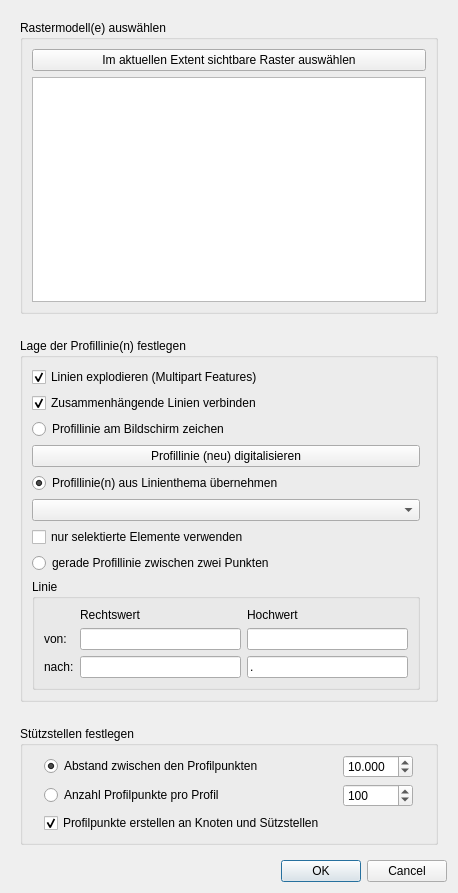
First picture: the form in VoGISProfilToolMain/ui/ui_vogisprofiltoolmain.ui, repository BergWerkGIS/VoGIS-Profil-Tool, before the edit.
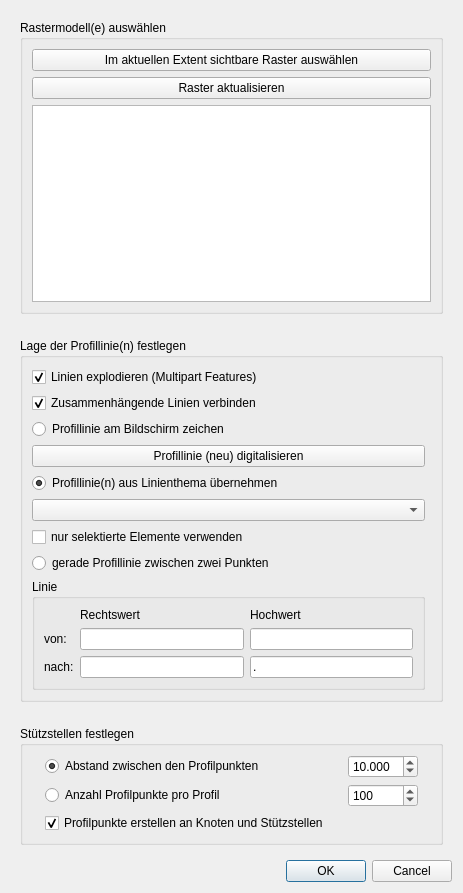
Second picture: the form after the edit.

The edit to the form file:
```diff
--- a/VoGISProfilToolMain/ui/ui_vogisprofiltoolmain.ui
+++ b/VoGISProfilToolMain/ui/ui_vogisprofiltoolmain.ui
@@ -6,7 +6,7 @@
    <rect>
     <x>0</x>
     <y>0</y>
-    <width>458</width>
+    <width>463</width>
     <height>893</height>
    </rect>
   </property>
@@ -43,7 +43,7 @@
            <string>Rastermodell(e) auswählen</string>
           </property>
           <layout class="QGridLayout" name="gridLayout_3">
-           <item row="1" column="0">
+           <item row="2" column="0">
             <widget class="QListWidget" name="IDC_listRasters">
              <property name="sizePolicy">
               <sizepolicy hsizetype="Expanding" vsizetype="MinimumExpanding">
@@ -60,6 +60,13 @@
              </property>
             </widget>
            </item>
+           <item row="1" column="0">
+            <widget class="QPushButton" name="IDC_bRefreshRasterList">
+             <property name="text">
+              <string>Raster aktualisieren</string>
+             </property>
+            </widget>
+           </item>
           </layout>
          </widget>
         </item>
@@ -317,7 +324,7 @@
            <item row="2" column="0">
             <widget class="QCheckBox" name="IDC_chkNodesAndVertices">
              <property name="text">
-              <string>Profilpunkte erstellen an Knoten und Sützstellen</string>
+              <string>Profilpunkte erstellen an Knoten und Stützstellen</string>
              </property>
              <property name="checked">
               <bool>true</bool>
@@ -332,6 +339,9 @@
      </item>
      <item>
       <widget class="QDialogButtonBox" name="buttonBox">
+       <property name="enabled">
+        <bool>true</bool>
+       </property>
        <property name="orientation">
         <enum>Qt::Horizontal</enum>
        </property>
```
Left out of the diff: 25 changed lines with no effect on the pictures.
